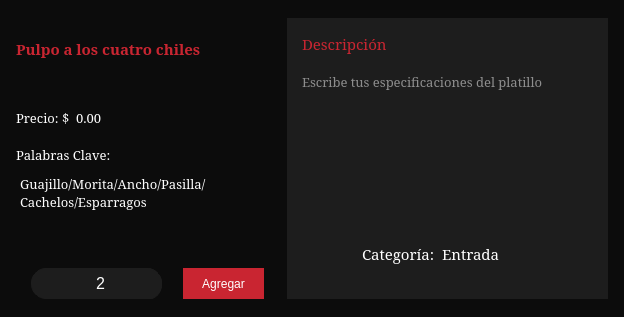
Above: Restaurante/Mesero/confirmacion_comanda.ui from camvaz/restaurante-ihc before the change. Below: the same form after it.
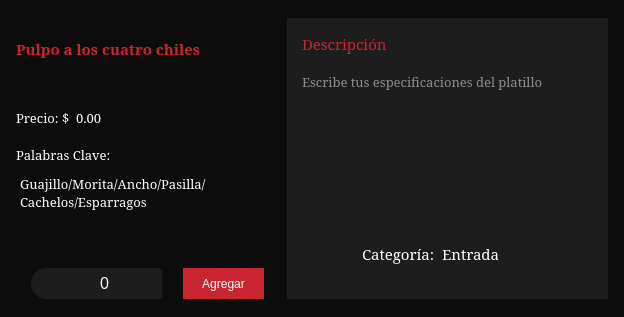
That is the form after the change. Icons and pictures are not drawn.

Commit message: componiendo orden

The edit to the form file:
```diff
--- a/Restaurante/Mesero/confirmacion_comanda.ui
+++ b/Restaurante/Mesero/confirmacion_comanda.ui
@@ -269,7 +269,7 @@
              <rect>
               <x>10</x>
               <y>0</y>
-              <width>121</width>
+              <width>129</width>
               <height>32</height>
              </rect>
             </property>
@@ -341,7 +341,7 @@
                 <string notr="true">color: rgb(255, 255, 255);</string>
                </property>
                <property name="text">
-                <string>2</string>
+                <string>0</string>
                </property>
               </widget>
              </item>
```
The commit also changes 2 other files.
